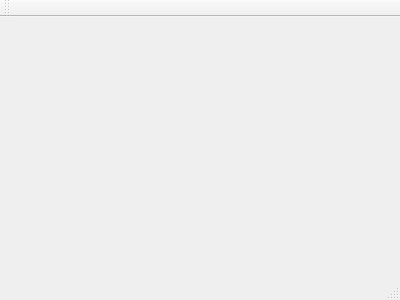
Above: mainwindow.ui from Liu8018/ConwayLifeGame before the change. Below: the same form after it.
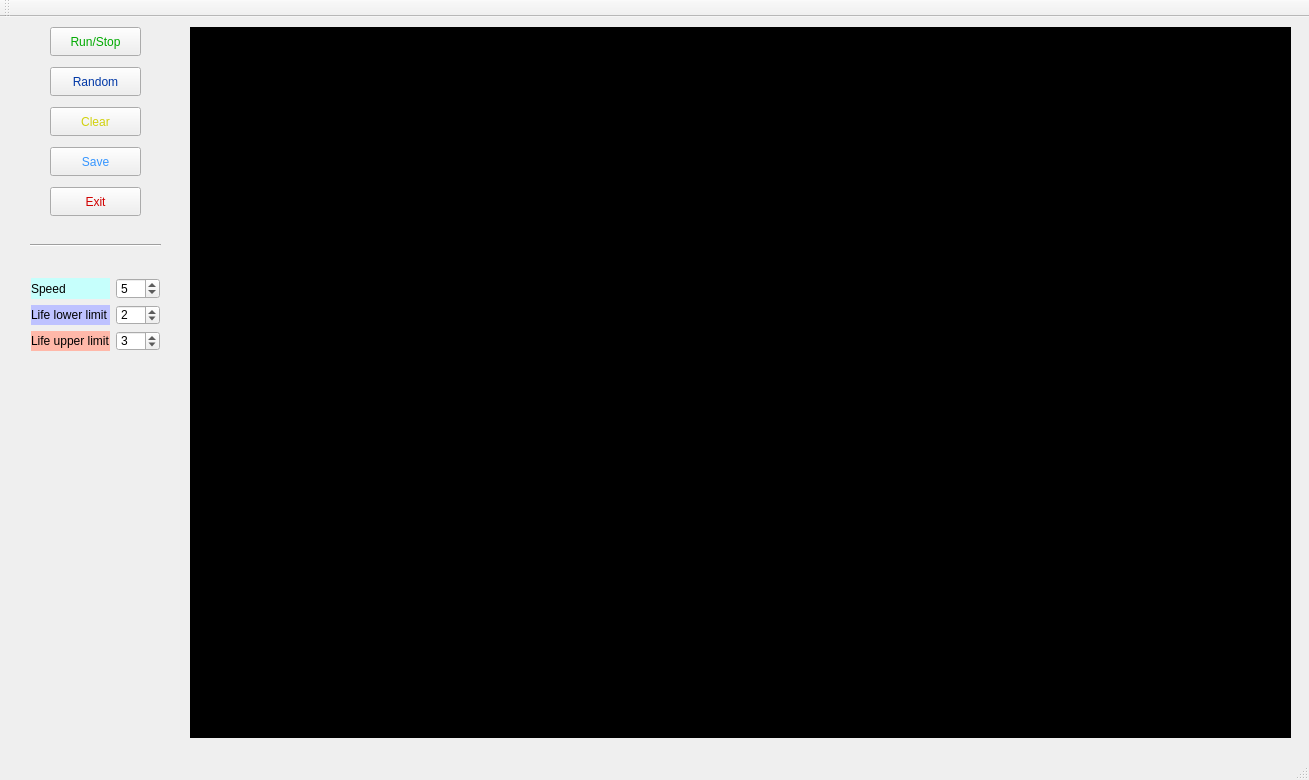
That is the form after the change.

Diff of the .ui file:
```diff
--- a/mainwindow.ui
+++ b/mainwindow.ui
@@ -1,24 +1,242 @@
 <ui version="4.0">
  <class>MainWindow</class>
- <widget class="QMainWindow" name="MainWindow" >
-  <property name="geometry" >
+ <widget class="QMainWindow" name="MainWindow">
+  <property name="geometry">
    <rect>
     <x>0</x>
     <y>0</y>
-    <width>400</width>
-    <height>300</height>
+    <width>1309</width>
+    <height>780</height>
    </rect>
   </property>
-  <property name="windowTitle" >
-   <string>MainWindow</string>
+  <property name="sizePolicy">
+   <sizepolicy hsizetype="Fixed" vsizetype="Fixed">
+    <horstretch>0</horstretch>
+    <verstretch>0</verstretch>
+   </sizepolicy>
   </property>
-  <widget class="QMenuBar" name="menuBar" />
-  <widget class="QToolBar" name="mainToolBar" />
-  <widget class="QWidget" name="centralWidget" />
-  <widget class="QStatusBar" name="statusBar" />
+  <property name="minimumSize">
+   <size>
+    <width>1309</width>
+    <height>780</height>
+   </size>
+  </property>
+  <property name="maximumSize">
+   <size>
+    <width>1309</width>
+    <height>780</height>
+   </size>
+  </property>
+  <property name="windowTitle">
+   <string>Conway Life Game</string>
+  </property>
+  <widget class="QWidget" name="centralWidget">
+   <widget class="QLabel" name="Main_label">
+    <property name="geometry">
+     <rect>
+      <x>190</x>
+      <y>10</y>
+      <width>1101</width>
+      <height>711</height>
+     </rect>
+    </property>
+    <property name="styleSheet">
+     <string notr="true">background-color: rgb(0, 0, 0);</string>
+    </property>
+    <property name="text">
+     <string/>
+    </property>
+   </widget>
+   <widget class="QPushButton" name="RunStop_pushButton">
+    <property name="geometry">
+     <rect>
+      <x>50</x>
+      <y>10</y>
+      <width>91</width>
+      <height>29</height>
+     </rect>
+    </property>
+    <property name="styleSheet">
+     <string notr="true">color: rgb(0, 170, 0);</string>
+    </property>
+    <property name="text">
+     <string>Run/Stop</string>
+    </property>
+   </widget>
+   <widget class="QPushButton" name="Random_pushButton">
+    <property name="geometry">
+     <rect>
+      <x>50</x>
+      <y>50</y>
+      <width>91</width>
+      <height>29</height>
+     </rect>
+    </property>
+    <property name="styleSheet">
+     <string notr="true">color: rgb(0, 55, 166);</string>
+    </property>
+    <property name="text">
+     <string>Random</string>
+    </property>
+   </widget>
+   <widget class="QPushButton" name="Save_pushButton">
+    <property name="geometry">
+     <rect>
+      <x>50</x>
+      <y>130</y>
+      <width>91</width>
+      <height>29</height>
+     </rect>
+    </property>
+    <property name="styleSheet">
+     <string notr="true">color: rgb(53, 149, 255);</string>
+    </property>
+    <property name="text">
+     <string>Save</string>
+    </property>
+   </widget>
+   <widget class="QPushButton" name="Clear_pushButton">
+    <property name="geometry">
+     <rect>
+      <x>50</x>
+      <y>90</y>
+      <width>91</width>
+      <height>29</height>
+     </rect>
+    </property>
+    <property name="styleSheet">
+     <string notr="true">color: rgb(209, 209, 12);</string>
+    </property>
+    <property name="text">
+     <string>Clear</string>
+    </property>
+   </widget>
+   <widget class="Line" name="line">
+    <property name="geometry">
+     <rect>
+      <x>30</x>
+      <y>220</y>
+      <width>131</width>
+      <height>16</height>
+     </rect>
+    </property>
+    <property name="orientation">
+     <enum>Qt::Horizontal</enum>
+    </property>
+   </widget>
+   <widget class="QPushButton" name="Exit_pushButton">
+    <property name="geometry">
+     <rect>
+      <x>50</x>
+      <y>170</y>
+      <width>91</width>
+      <height>29</height>
+     </rect>
+    </property>
+    <property name="styleSheet">
+     <string notr="true">color: rgb(209, 0, 0);</string>
+    </property>
+    <property name="text">
+     <string>Exit</string>
+    </property>
+   </widget>
+   <widget class="QWidget" name="layoutWidget">
+    <property name="geometry">
+     <rect>
+      <x>20</x>
+      <y>250</y>
+      <width>151</width>
+      <height>95</height>
+     </rect>
+    </property>
+    <layout class="QGridLayout" name="gridLayout">
+     <item row="0" column="0">
+      <widget class="QLabel" name="Speed_label">
+       <property name="styleSheet">
+        <string notr="true">background-color: rgb(198, 255, 252);</string>
+       </property>
+       <property name="text">
+        <string>Speed</string>
+       </property>
+      </widget>
+     </item>
+     <item row="0" column="1">
+      <widget class="QSpinBox" name="Speed_spinBox">
+       <property name="minimum">
+        <number>1</number>
+       </property>
+       <property name="maximum">
+        <number>99</number>
+       </property>
+       <property name="value">
+        <number>5</number>
+       </property>
+      </widget>
+     </item>
+     <item row="1" column="0">
+      <widget class="QLabel" name="LifeLowerLimit_label">
+       <property name="styleSheet">
+        <string notr="true">background-color: rgb(190, 194, 255);</string>
+       </property>
+       <property name="text">
+        <string>Life lower limit</string>
+       </property>
+      </widget>
+     </item>
+     <item row="1" column="1">
+      <widget class="QSpinBox" name="LifeLowerLimit_spinBox">
+       <property name="maximum">
+        <number>8</number>
+       </property>
+       <property name="value">
+        <number>2</number>
+       </property>
+      </widget>
+     </item>
+     <item row="2" column="0">
+      <widget class="QLabel" name="LifeUpperLimit_label">
+       <property name="styleSheet">
+        <string notr="true">background-color: rgb(255, 184, 169);</string>
+       </property>
+       <property name="text">
+        <string>Life upper limit</string>
+       </property>
+      </widget>
+     </item>
+     <item row="2" column="1">
+      <widget class="QSpinBox" name="LifeUpperLimit_spinBox">
+       <property name="maximum">
+        <number>8</number>
+       </property>
+       <property name="value">
+        <number>3</number>
+       </property>
+      </widget>
+     </item>
+    </layout>
+   </widget>
+  </widget>
+  <widget class="QMenuBar" name="menuBar">
+   <property name="geometry">
+    <rect>
+     <x>0</x>
+     <y>0</y>
+     <width>1309</width>
+     <height>24</height>
+    </rect>
+   </property>
+  </widget>
+  <widget class="QToolBar" name="mainToolBar">
+   <attribute name="toolBarArea">
+    <enum>TopToolBarArea</enum>
+   </attribute>
+   <attribute name="toolBarBreak">
+    <bool>false</bool>
+   </attribute>
+  </widget>
+  <widget class="QStatusBar" name="statusBar"/>
  </widget>
- <layoutDefault spacing="6" margin="11" />
- <pixmapfunction></pixmapfunction>
+ <layoutdefault spacing="6" margin="11"/>
  <resources/>
  <connections/>
 </ui>
```
Left out of the diff: 1 changed line with no effect on the pictures.
